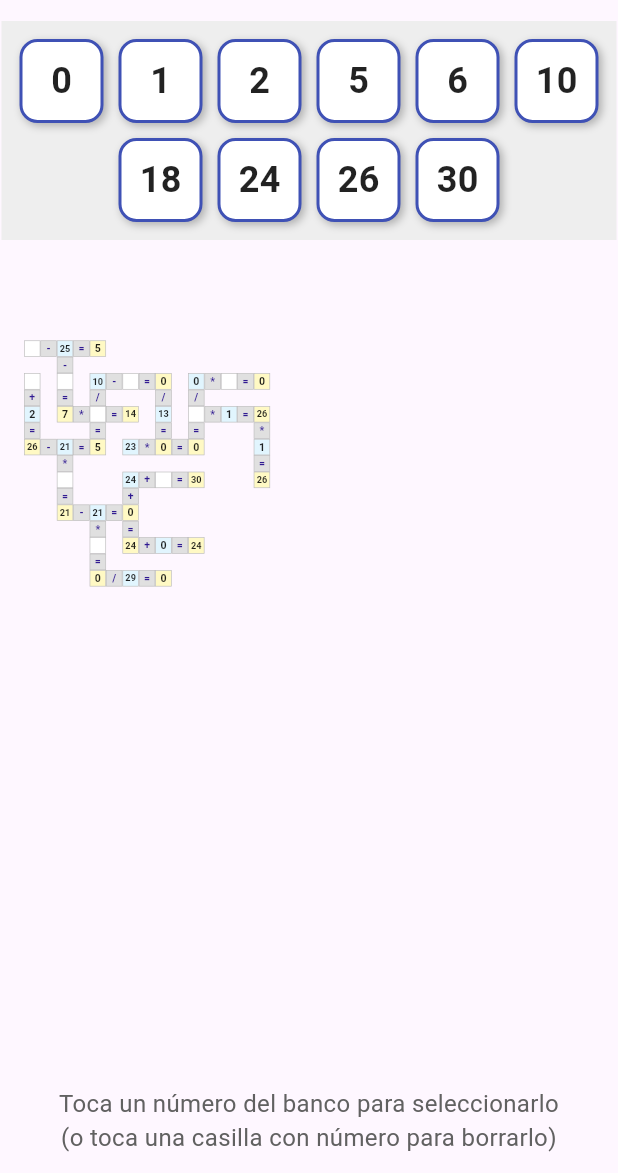
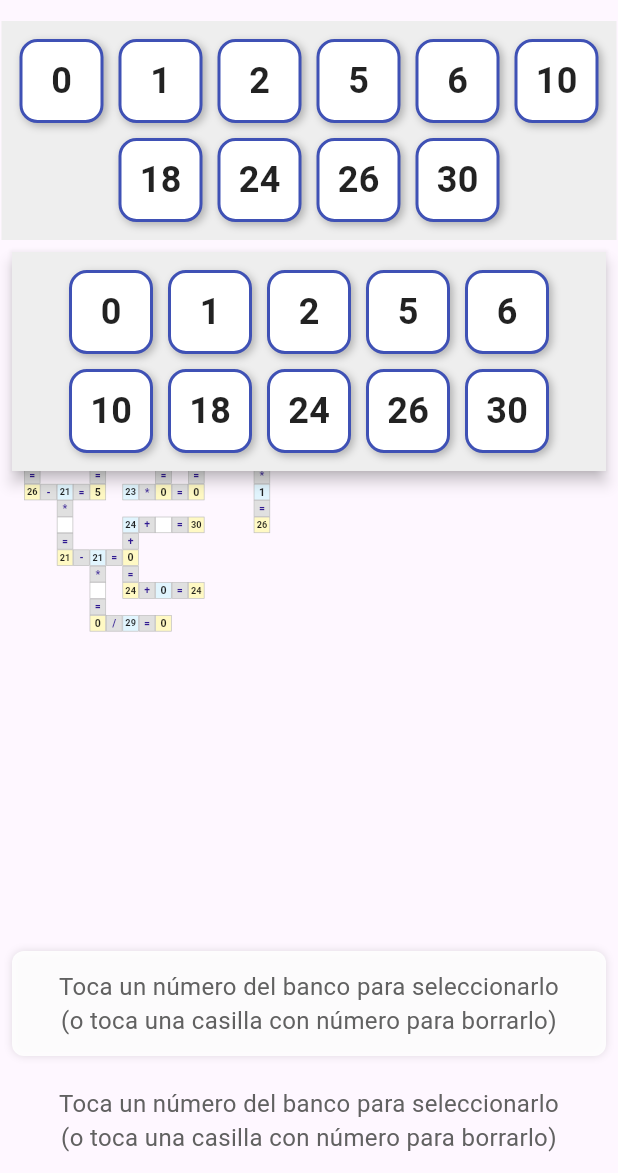
Before and after one commit to samboadas221/flutter-old, a Flutter app: the GameScreen screen opened directly, on a phone screen of 412 x 824 dp, the part 63-1236 px from its top. Run offline on Flutter 3.47's test engine with Material 3 defaults, Android fonts, the phone set to English and light mode, and no system bars.

Commit message:
Fixing UI bug #1

```diff
--- a/lib/ui/screens/game_screen.dart
+++ b/lib/ui/screens/game_screen.dart
@@ -361,52 +361,107 @@ class _GameScreenState extends State<GameScreen> with SingleTickerProviderStateM
           // Bank
           _buildBank(),
 
-          // Board area: we measure available space with LayoutBuilder and compute a fitting transform.
+          // --- REEMPLAZAR AQUÍ: bank container + expanded(board) + indicator ---
           Expanded(
+            child: Stack(
+              children: <Widget>[
+                // 1) Tablero en el fondo (InteractiveViewer dentro de ClipRect)
+                Positioned.fill(
                   child: LayoutBuilder(
                     builder: (context, constraints) {
-                // compute viewport available for the board (taking paddings into account)
-                final double viewportW = constraints.maxWidth - 16; // padding
-                final double viewportH = constraints.maxHeight - 16 - 60; // accomodate bottom instructions roughly
+                      // viewport disponible para el tablero (consideramos padding)
+                      final double viewportW = constraints.maxWidth - 16; // margen lateral
+                      final double viewportH = constraints.maxHeight - 16; // margen vertical
 
-                // compute scale to fit the logical board into viewport
+                      // tamaño lógico del contenido
                       final double contentW = puzzle.cols * _logicalCellSize;
                       final double contentH = puzzle.rows * _logicalCellSize;
+
+                      // escala para que el contenido quepa
                       double fitScale = min(viewportW / contentW, viewportH / contentH);
-
-                // clamp
                       fitScale = fitScale.clamp(_minInitialScale, _maxInitialScale);
 
-                // If current controller has identity (initial), set it to fit the board
-                // We'll center the board.
-                final double translateX = (viewportW - contentW * fitScale) / 2.0 + 8; // add small padding
+                      // traducción para centrar con un pequeño padding
+                      final double translateX = (viewportW - contentW * fitScale) / 2.0 + 8;
                       final double translateY = (viewportH - contentH * fitScale) / 2.0 + 8;
 
                       final Matrix4 initial = Matrix4.identity()
                         ..translate(translateX, translateY)
                         ..scale(fitScale, fitScale);
 
-                // ensure the controller has this value initially (only if it's identity or different)
-                if (_transformationController.value == null || _transformationController.value == Matrix4.identity()) {
+                      // Inicializamos el controller si está en identidad (primer frame)
+                      // Nota: comparar matrices por identidad es aceptable para el primer ajuste.
+                      final Matrix4 current = _transformationController.value;
+                      final bool isIdentity = current == null || current == Matrix4.identity();
+                      if (isIdentity) {
                         _transformationController.value = initial;
                       }
 
-                // InteractiveViewer wrapper: we set constrained: false and supply boundaryMargin large enough
                       return Padding(
                         padding: EdgeInsets.all(8),
+                        child: ClipRect(
                           child: InteractiveViewer(
                             transformationController: _transformationController,
                             panEnabled: true,
                             scaleEnabled: true,
-                    boundaryMargin: EdgeInsets.all(2000),
+                            boundaryMargin: EdgeInsets.zero, // evita que se salga visualmente
                             minScale: 0.05,
                             maxScale: _maxInitialScale * 6.0,
                             child: _buildGrid(_logicalCellSize),
+                          ),
                         ),
                       );
                     },
                   ),
                 ),
+
+                // 2) Banco en la parte superior (siempre encima)
+                //    Ajusta top/left/right para controlar posición y márgenes.
+                Positioned(
+                  top: 8,
+                  left: 8,
+                  right: 8,
+                  child: Material(
+                    // Material con elevation para que tenga sombra y se note encima del tablero
+                    color: Colors.transparent,
+                    elevation: 4.0,
+                    child: Container(
+                      // Le damos un fondo semitransparente para legibilidad si el tablero pasa por debajo
+                      decoration: BoxDecoration(
+                        color: Colors.white.withOpacity(0.92),
+                        borderRadius: BorderRadius.circular(8),
+                      ),
+                      child: _buildBank(),
+                    ),
+                  ),
+                ),
+
+                // 3) Indicador inferior (texto), también encima del tablero
+                Positioned(
+                  bottom: 8,
+                  left: 8,
+                  right: 8,
+                  child: Container(
+                    padding: EdgeInsets.all(12),
+                    decoration: BoxDecoration(
+                      color: Colors.white.withOpacity(0.9),
+                      borderRadius: BorderRadius.circular(8),
+                      boxShadow: [BoxShadow(color: Colors.black12, blurRadius: 4)],
+                    ),
+                    child: Text(
+                      selectedNumber == null
+                          ? "Toca un número del banco para seleccionarlo\n(o toca una casilla con número para borrarlo)"
+                          : "Coloca el número: $selectedNumber",
+                      textAlign: TextAlign.center,
+                      style: TextStyle(fontSize: 16, color: Colors.grey[700]),
+                    ),
+                  ),
+                ),
+              ],
+            ),
+          ),
+
+
 
           // Indicador de número seleccionado
           Container(
```
Lines whose indentation alone changed are shown as unchanged.
